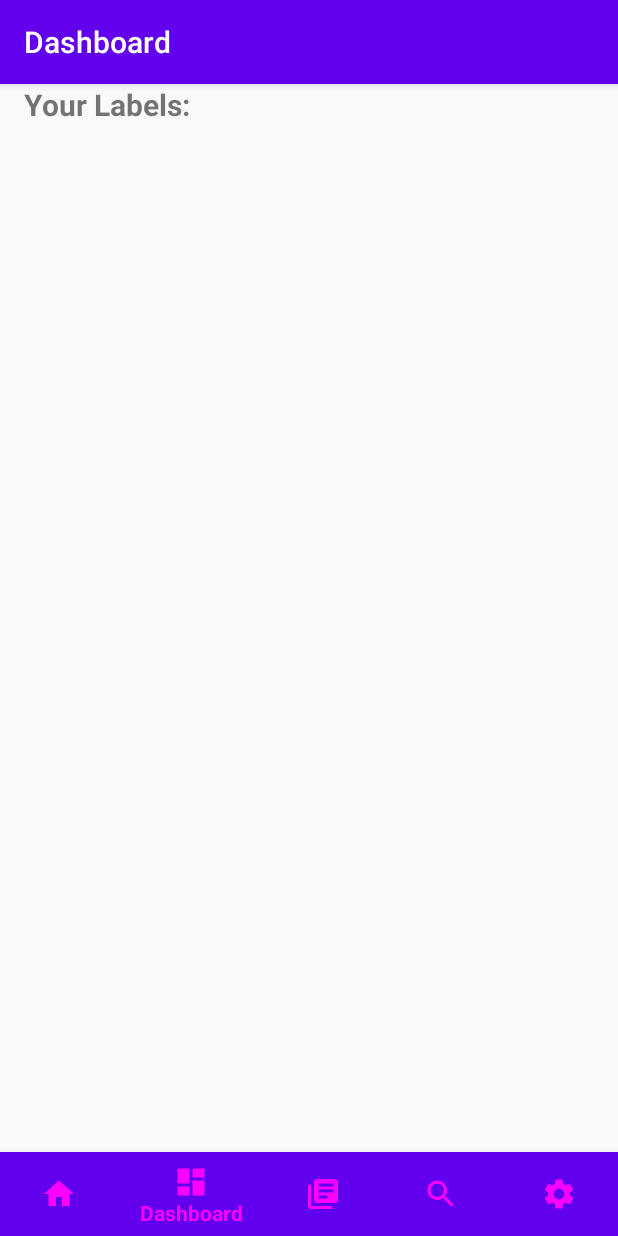
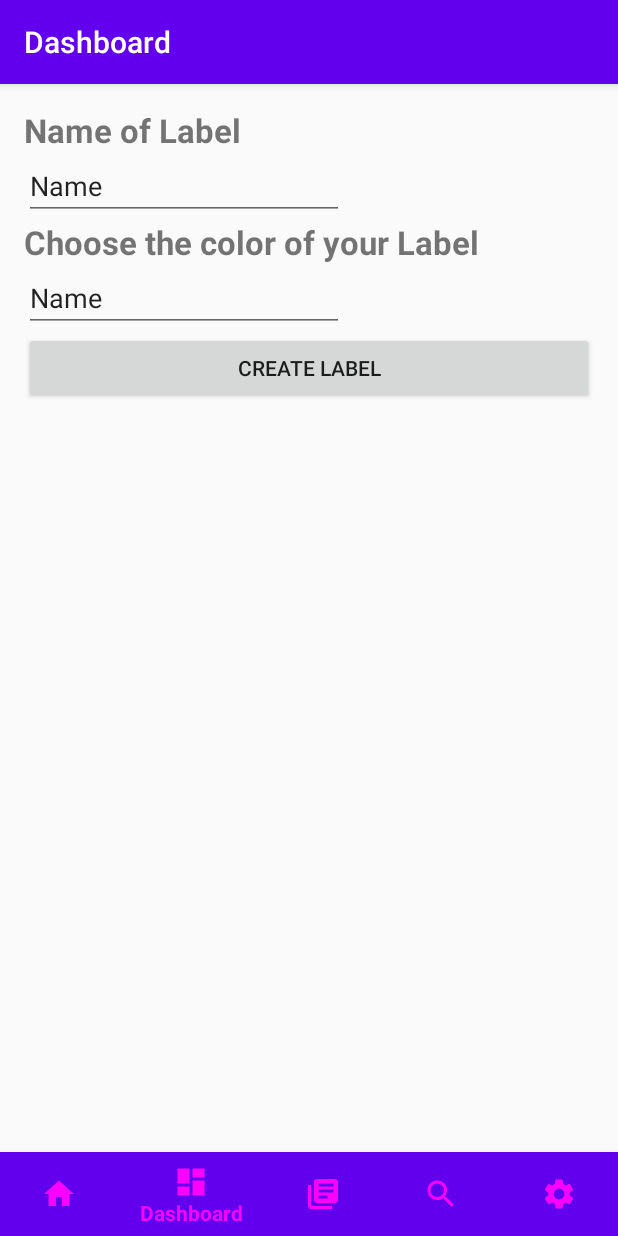
Before and after one commit to michaelzap94/lasantabiblia, an Android app: the fragment DashboardCreatorFragment placed in its activity, on a phone screen of 412 x 824 dp. Run offline under Robolectric (Android 15) with nearby library versions, the light colour scheme and no system bars.

Commit message:
added create fragment

```diff
--- a/app/src/main/java/com/michaelzap94/santabiblia/fragments/dashboard/DashboardCreatorFragment.java
+++ b/app/src/main/java/com/michaelzap94/santabiblia/fragments/dashboard/DashboardCreatorFragment.java
@@ -2,11 +2,15 @@ package com.michaelzap94.santabiblia.fragments.dashboard;
 
 import android.os.Bundle;
 
+import androidx.annotation.NonNull;
+import androidx.annotation.Nullable;
 import androidx.fragment.app.Fragment;
 
 import android.view.LayoutInflater;
 import android.view.View;
 import android.view.ViewGroup;
+import android.widget.Button;
+import android.widget.EditText;
 
 import com.michaelzap94.santabiblia.R;
 
@@ -15,15 +19,36 @@ import com.michaelzap94.santabiblia.R;
  */
 public class DashboardCreatorFragment extends Fragment {
 
+    private EditText name;
+    private EditText color;
+    private Button createButton;
+
     public DashboardCreatorFragment() {
         // Required empty public constructor
     }
-
-
     @Override
     public View onCreateView(LayoutInflater inflater, ViewGroup container,
                              Bundle savedInstanceState) {
-        // Inflate the layout for this fragment
-        return inflater.inflate(R.layout.dashboard_creator_fragment, container, false);
+        View view =  inflater.inflate(R.layout.dashboard_creator_fragment, container, false);
+
+        name = view.findViewById(R.id.dash_creator_fragment_name_edittext);
+        color = view.findViewById(R.id.dash_creator_fragment_color);
+        createButton = view.findViewById(R.id.dash_creator_fragment_button);
+
+        createButton.setOnClickListener(new View.OnClickListener() {
+            @Override
+            public void onClick(View v) {
+                if (name.getText().toString().trim().equalsIgnoreCase("")) {
+                    name.setError("This field can not be blank");
+                }
+                if (color.getText().toString().trim().equalsIgnoreCase("")) {
+                    color.setError("This field can not be blank");
+                }
+
+            }
+        });
+
+        return view;
     }
+
 }
--- a/app/src/main/res/layout/dashboard_creator_fragment.xml
+++ b/app/src/main/res/layout/dashboard_creator_fragment.xml
@@ -1,27 +1,49 @@
 <?xml version="1.0" encoding="utf-8"?>
-<androidx.constraintlayout.widget.ConstraintLayout xmlns:android="http://schemas.android.com/apk/res/android"
+<LinearLayout xmlns:android="http://schemas.android.com/apk/res/android"
+    xmlns:app="http://schemas.android.com/apk/res-auto"
+    xmlns:tools="http://schemas.android.com/tools"
     android:layout_width="match_parent"
     android:layout_height="match_parent"
-    xmlns:app="http://schemas.android.com/apk/res-auto"
-    xmlns:tools="http://schemas.android.com/tools"
+    android:layout_margin="16dp"
+    android:orientation="vertical"
     tools:context=".fragments.dashboard.DashboardCreatorFragment">
 
 
+    <TextView
+        android:id="@+id/dash_creator_fragment_name_txtview"
+        android:layout_width="wrap_content"
+        android:layout_height="wrap_content"
+        android:text="@string/dash_creator_fragment_name_txtview"
+        android:textSize="22sp"
+        android:textStyle="bold" />
+
+    <EditText
+        android:id="@+id/dash_creator_fragment_name_edittext"
+        android:layout_width="wrap_content"
+        android:layout_height="wrap_content"
+        android:ems="10"
+        android:inputType="textPersonName"
+        android:text="Name" />
 
     <TextView
-        android:id="@+id/dash_text_view"
-        android:layout_width="0dp"
+        android:id="@+id/dash_creator_fragment_color_txtview"
+        android:layout_width="wrap_content"
         android:layout_height="wrap_content"
-        android:layout_marginStart="16dp"
-        android:layout_marginTop="16dp"
-        android:layout_marginEnd="16dp"
-        android:text="@string/dash_text_view"
-        android:textSize="20sp"
-        android:textStyle="bold"
-        app:layout_constraintEnd_toEndOf="parent"
-        app:layout_constraintStart_toStartOf="parent"
-        app:layout_constraintTop_toBottomOf="@+id/dash_new_button" />
+        android:text="@string/dash_creator_fragment_color_txtview"
+        android:textSize="22sp"
+        android:textStyle="bold" />
 
+    <EditText
+        android:id="@+id/dash_creator_fragment_color"
+        android:layout_width="wrap_content"
+        android:layout_height="wrap_content"
+        android:ems="10"
+        android:inputType="textPersonName"
+        android:text="Name" />
 
-
-</androidx.constraintlayout.widget.ConstraintLayout>
+    <Button
+        android:id="@+id/dash_creator_fragment_button"
+        android:layout_width="match_parent"
+        android:layout_height="wrap_content"
+        android:text="@string/dash_creator_fragment_button" />
+</LinearLayout>
--- a/app/src/main/res/values/strings.xml
+++ b/app/src/main/res/values/strings.xml
@@ -27,4 +27,7 @@
 
     <!-- TODO: Remove or change this placeholder text -->
     <string name="hello_blank_fragment">Hello blank fragment</string>
+    <string name="dash_creator_fragment_name_txtview">Name of Label</string>
+    <string name="dash_creator_fragment_color_txtview">Choose the color of your Label</string>
+    <string name="dash_creator_fragment_button">Create Label</string>
 </resources>
```
Also changed, not shown: app/src/main/java/com/michaelzap94/santabiblia/DatabaseHelper/ContentDBHelper.java (+49 -3 lines), app/src/main/java/com/michaelzap94/santabiblia/models/Label.java (added, +24 -0 lines).
